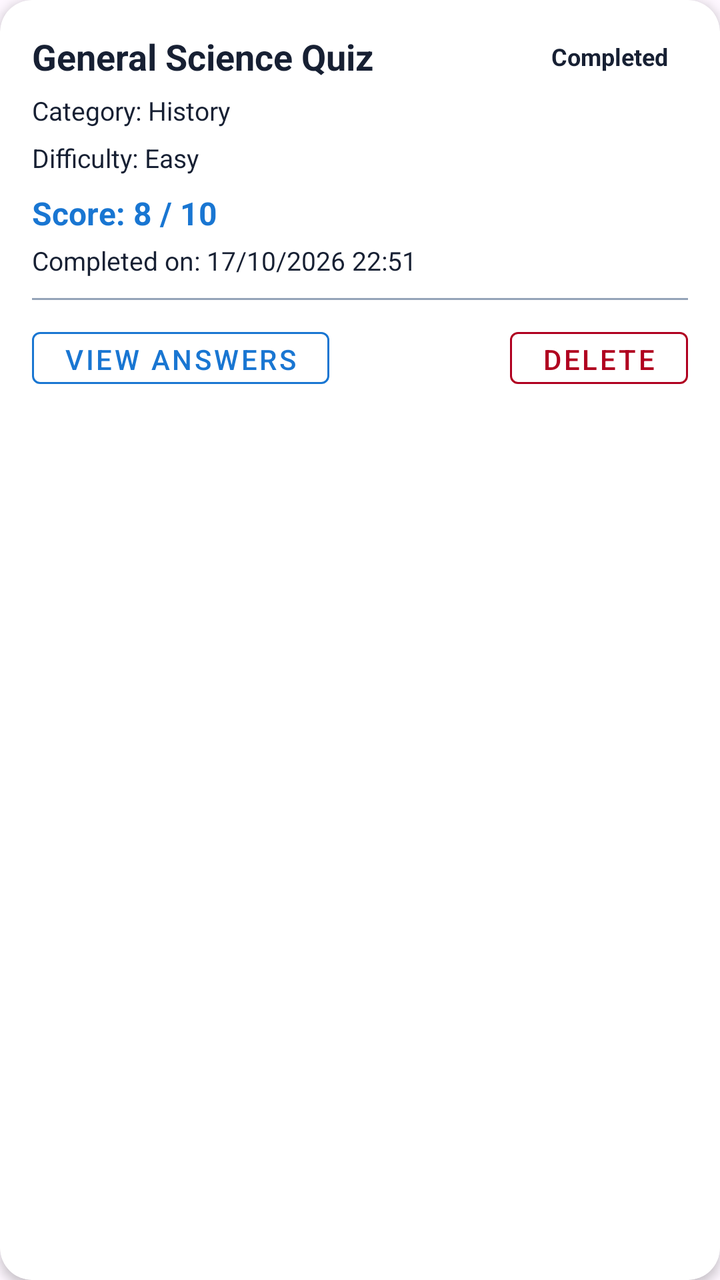
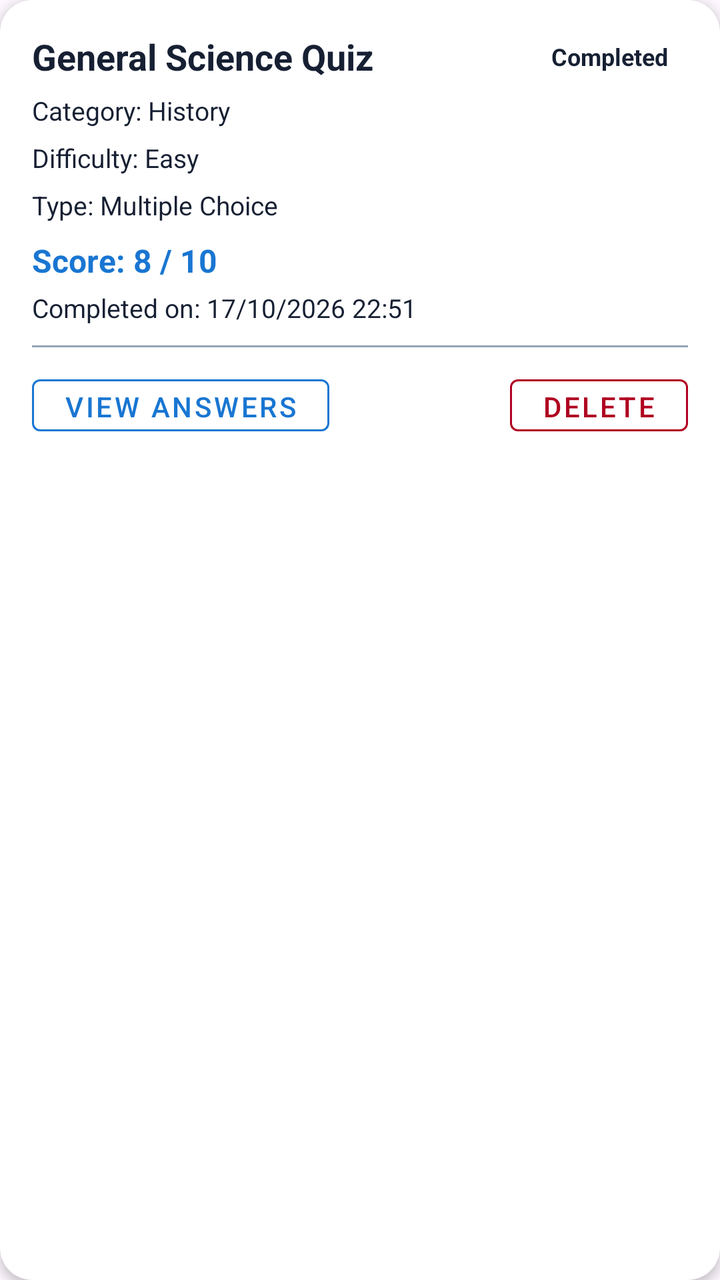

Two renders of the same Android screen: before a commit and after it. Below are the layout's source before the change and the commit's diff.
<!-- AndroidManifest.xml: application theme Theme.ISCG7424Assessment2QuizApp -->
<!-- res/layout/item_quiz_card_history.xml -->
<?xml version="1.0" encoding="utf-8"?>
<androidx.cardview.widget.CardView
    xmlns:android="http://schemas.android.com/apk/res/android"
    xmlns:app="http://schemas.android.com/apk/res-auto"
    android:layout_width="match_parent"
    android:layout_height="wrap_content"
    android:layout_marginHorizontal="16dp"
    android:layout_marginVertical="8dp"
    app:cardCornerRadius="16dp"
    app:cardElevation="3dp">

    <LinearLayout
        android:layout_width="match_parent"
        android:layout_height="wrap_content"
        android:orientation="vertical"
        android:padding="16dp">

        <RelativeLayout
            android:layout_width="match_parent"
            android:layout_height="wrap_content">

            <TextView
                android:id="@+id/tvHistoryTitle"
                android:layout_width="wrap_content"
                android:layout_height="wrap_content"
                android:layout_toStartOf="@id/tvHistoryBadge"
                android:layout_alignParentStart="true"
                android:text="General Science Quiz"
                android:textColor="@color/quiz_app_text_primary"
                android:textSize="18sp"
                android:textStyle="bold" />

            <TextView
                android:id="@+id/tvHistoryBadge"
                android:layout_width="wrap_content"
                android:layout_height="wrap_content"
                android:layout_alignParentEnd="true"
                android:paddingHorizontal="10dp"
                android:paddingVertical="4dp"
                android:text="Completed"
                android:textColor="@color/quiz_app_text_primary"
                android:textSize="12sp"
                android:textStyle="bold" />
        </RelativeLayout>

        <TextView
            android:id="@+id/tvQuizCategory"
            android:layout_width="wrap_content"
            android:layout_height="wrap_content"
            android:layout_marginTop="6dp"
            android:text="Category: History"
            android:textColor="@color/quiz_app_text_primary"
            android:textSize="13sp" />

        <TextView
            android:id="@+id/tvQuizDifficulty"
            android:layout_width="wrap_content"
            android:layout_height="wrap_content"
            android:layout_marginTop="6dp"
            android:text="Difficulty: Easy"
            android:textColor="@color/quiz_app_text_primary"
            android:textSize="13sp" />

        <TextView
            android:id="@+id/tvHistoryScore"
            android:layout_width="wrap_content"
            android:layout_height="wrap_content"
            android:layout_marginTop="8dp"
            android:text="Score: 8 / 10"
            android:textColor="@color/quiz_app_primary"
            android:textSize="16sp"
            android:textStyle="bold" />

        <TextView
            android:id="@+id/tvHistoryDate"
            android:layout_width="wrap_content"
            android:layout_height="wrap_content"
            android:layout_marginTop="4dp"
            android:text="Completed on: 17/10/2026 22:51"
            android:textColor="@color/quiz_app_text_primary"
            android:textSize="13sp" />

        <View
            android:layout_width="match_parent"
            android:layout_height="1dp"
            android:layout_marginVertical="10dp"
            android:background="@color/quiz_app_text_tertiary" />
        <RelativeLayout
            android:layout_width="match_parent"
            android:layout_height="wrap_content">

            <Button
                android:id="@+id/btnViewQuiz"
                style="@style/Widget.MaterialComponents.Button.OutlinedButton"
                android:layout_width="wrap_content"
                android:layout_height="38dp"
                android:layout_marginEnd="8dp"
                android:text="VIEW ANSWERS"
                android:textColor="@color/quiz_app_primary"
                app:strokeColor="@color/quiz_app_primary"
                android:layout_alignParentStart="true"/>

            <Button
                android:id="@+id/btnDeleteQuiz"
                style="@style/Widget.MaterialComponents.Button.OutlinedButton"
                android:layout_width="wrap_content"
                android:layout_height="38dp"
                android:text="DELETE"
                android:textColor="@color/quiz_app_error"
                app:strokeColor="@color/quiz_app_error"
                android:layout_alignParentEnd="true"/>
        </RelativeLayout>


    </LinearLayout>
</androidx.cardview.widget.CardView>
<!-- resources referenced by this layout -->
<resources>
  <color name="quiz_app_error">#B00020</color>
  <color name="quiz_app_primary">#1976D2</color>
  <color name="quiz_app_text_primary">#172033</color>
  <color name="quiz_app_text_tertiary">#94A3B8</color>
  <style name="Theme.ISCG7424Assessment2QuizApp" parent="Base.Theme.ISCG7424Assessment2QuizApp" />
  <style name="Base.Theme.ISCG7424Assessment2QuizApp" parent="Theme.Material3.DayNight.NoActionBar">
          
          
      </style>
</resources>

<!-- the commit's change to res/layout/item_quiz_card_history.xml (unified diff, before → after) -->
@@ -62,6 +62,15 @@
             android:textSize="13sp" />
 
         <TextView
+            android:id="@+id/tvQuizType"
+            android:layout_width="wrap_content"
+            android:layout_height="wrap_content"
+            android:layout_marginTop="6dp"
+            android:text="Type: Multiple Choice"
+            android:textColor="@color/quiz_app_text_primary"
+            android:textSize="13sp" />
+
+        <TextView
             android:id="@+id/tvHistoryScore"
             android:layout_width="wrap_content"
             android:layout_height="wrap_content"
